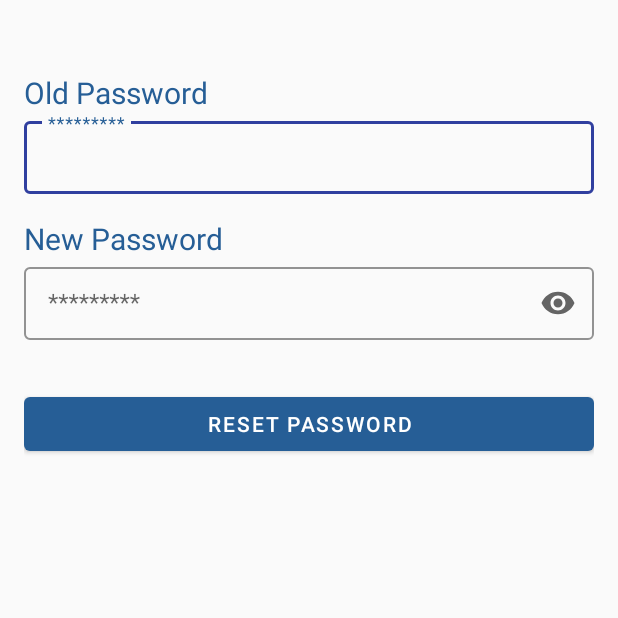
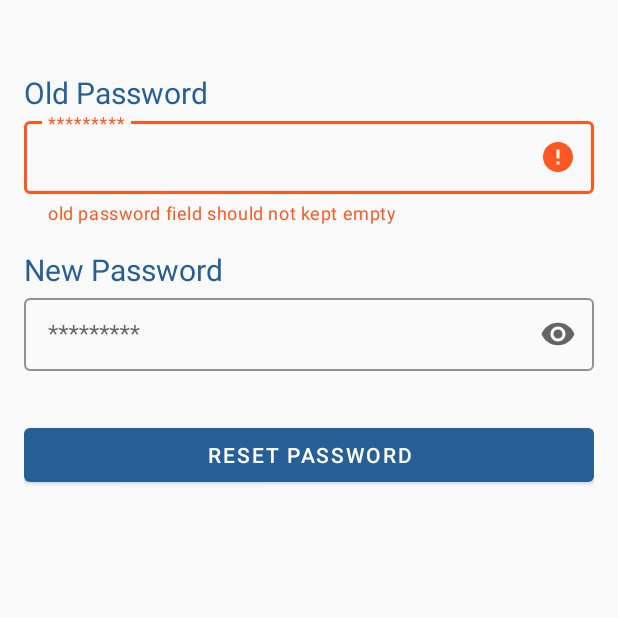
Before and after one commit to siddhantdrk/KarmDhan-Employee_Management_System, an Android app: the ChangePasswordActivity screen opened directly, with no data from a screen before it, after a tap on "RESET PASSWORD", on a phone screen of 412 x 824 dp, the top half of it. Run offline under Robolectric (Android 15) with nearby library versions, the phone set to English and light mode, and no system bars.

Commit message:
set Error message updated

```diff
--- a/Employee_Managent_System-master/app/src/main/AndroidManifest.xml
+++ b/Employee_Managent_System-master/app/src/main/AndroidManifest.xml
@@ -11,8 +11,8 @@
         android:theme="@style/AppTheme">
         <activity android:name=".Activity.AddEmployeeActivity"></activity>
         <activity android:name=".Activity.ResetPassword.ForgotPasswordActivity"></activity>
-        <activity android:name=".Activity.ResetPassword.RenewPasswordActivity" />
-        <activity android:name=".Activity.ResetPassword.ChangeOrResetPasswordActivity" />
+        <activity android:name=".Activity.ResetPassword.ChangePasswordActivity" />
+        <activity android:name=".Activity.ResetPassword.ChangeOrForgotPasswordActivity" />
         <activity android:name=".Activity.Dashboard.EmployeeDashboardActivity" />
         <activity android:name=".Activity.Dashboard.AdminDashboardActivity" />
         <activity android:name=".Activity.WelcomeActivity">
--- a/Employee_Managent_System-master/app/src/main/java/com/dbms/project/karmdhan/Activity/ResetPassword/RenewPasswordActivity.java
+++ b/Employee_Managent_System-master/app/src/main/java/com/dbms/project/karmdhan/Activity/ResetPassword/ChangePasswordActivity.java
@@ -12,17 +12,17 @@ import androidx.appcompat.app.AppCompatActivity;
 import com.dbms.project.karmdhan.Activity.Login.AdminLoginActivity;
 import com.dbms.project.karmdhan.DB.AdminOperations;
 import com.dbms.project.karmdhan.R;
-import com.dbms.project.karmdhan.databinding.ActivityRenewPasswordBinding;
+import com.dbms.project.karmdhan.databinding.ActivityChangePasswordBinding;
 
-public class RenewPasswordActivity extends AppCompatActivity {
-    private ActivityRenewPasswordBinding binding;
+public class ChangePasswordActivity extends AppCompatActivity {
+    private ActivityChangePasswordBinding binding;
     private AdminOperations adminOperations;
     private SQLiteOpenHelper myDbHelper;
 
     @Override
     protected void onCreate(Bundle savedInstanceState) {
         super.onCreate(savedInstanceState);
-        binding= ActivityRenewPasswordBinding.inflate(LayoutInflater.from(this));
+        binding= ActivityChangePasswordBinding.inflate(LayoutInflater.from(this));
         setContentView(binding.getRoot());
         adminOperations = new AdminOperations(this);
         binding.resetPasswordBtn.setOnClickListener(this::onClick);
@@ -42,12 +42,14 @@ public class RenewPasswordActivity extends AppCompatActivity {
             if(!newPassword.isEmpty()){
                 String userId = getIntent().getStringExtra("USERID");
                 adminOperations.updatePassword(Integer.parseInt(userId), newPassword);
-                Intent intent = new Intent(RenewPasswordActivity.this, AdminLoginActivity.class);
+                Intent intent = new Intent(ChangePasswordActivity.this, AdminLoginActivity.class);
                 startActivity(intent);
             }else{
+                binding.newPasswordTil.setError("new password field should not kept empty");
                 Toast.makeText(this, "new Password is empty", Toast.LENGTH_SHORT).show();
             }
         }else{
+            binding.oldPasswordTil.setError("old password field should not kept empty");
             Toast.makeText(this, "old Password is empty", Toast.LENGTH_SHORT).show();
         }
     }
--- a/Employee_Managent_System-master/app/src/main/java/com/dbms/project/karmdhan/Activity/ResetPassword/ForgotPasswordActivity.java
+++ b/Employee_Managent_System-master/app/src/main/java/com/dbms/project/karmdhan/Activity/ResetPassword/ForgotPasswordActivity.java
@@ -51,9 +51,11 @@ public class ForgotPasswordActivity extends AppCompatActivity {
                     Toast.makeText(this, "Password does not match", Toast.LENGTH_SHORT).show();
                 }
             }else{
+                binding.confPasswordTil.setError("password field should not kept empty");
                 Toast.makeText(this, "Confirm Password is empty", Toast.LENGTH_SHORT).show();
             }
         }else{
+            binding.newPasswordTil.setError("Confirm password field should not kept empty");
             Toast.makeText(this, "Password is empty", Toast.LENGTH_SHORT).show();
         }
     }
--- a/Employee_Managent_System-master/app/src/main/res/layout/activity_renew_password.xml
+++ b/Employee_Managent_System-master/app/src/main/res/layout/activity_change_password.xml
@@ -4,7 +4,7 @@
     xmlns:tools="http://schemas.android.com/tools"
     android:layout_width="match_parent"
     android:layout_height="match_parent"
-    tools:context=".Activity.ResetPassword.RenewPasswordActivity"
+    tools:context=".Activity.ResetPassword.ChangePasswordActivity"
     android:padding="16dp">
 
     <TextView
```
Also changed, not shown: Employee_Managent_System-master/app/src/main/java/com/dbms/project/karmdhan/Activity/Login/AdminLoginActivity.java (+5 -3 lines), Employee_Managent_System-master/app/src/main/java/com/dbms/project/karmdhan/Activity/ResetPassword/ChangeOrForgotPasswordActivity.java (renamed from Employee_Managent_System-master/app/src/main/java/com/dbms/project/karmdhan/Activity/ResetPassword/ChangeOrResetPasswordActivity.java, +8 -7 lines), Employee_Managent_System-master/app/src/main/res/layout/activity_change_or_forgot_password.xml (renamed from Employee_Managent_System-master/app/src/main/res/layout/activity_change_or_reset_password.xml, +4 -4 lines).
